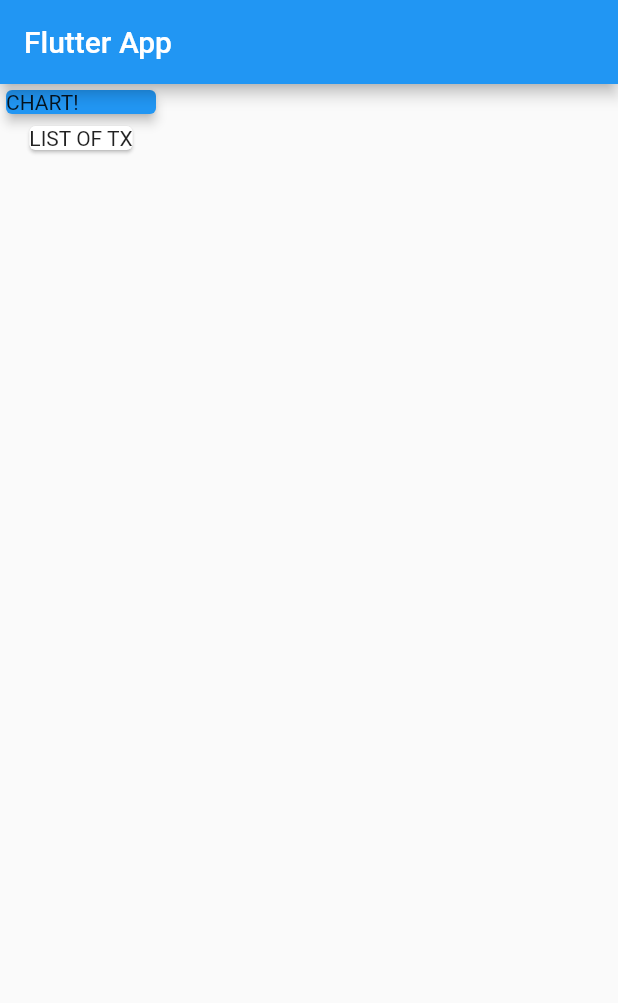
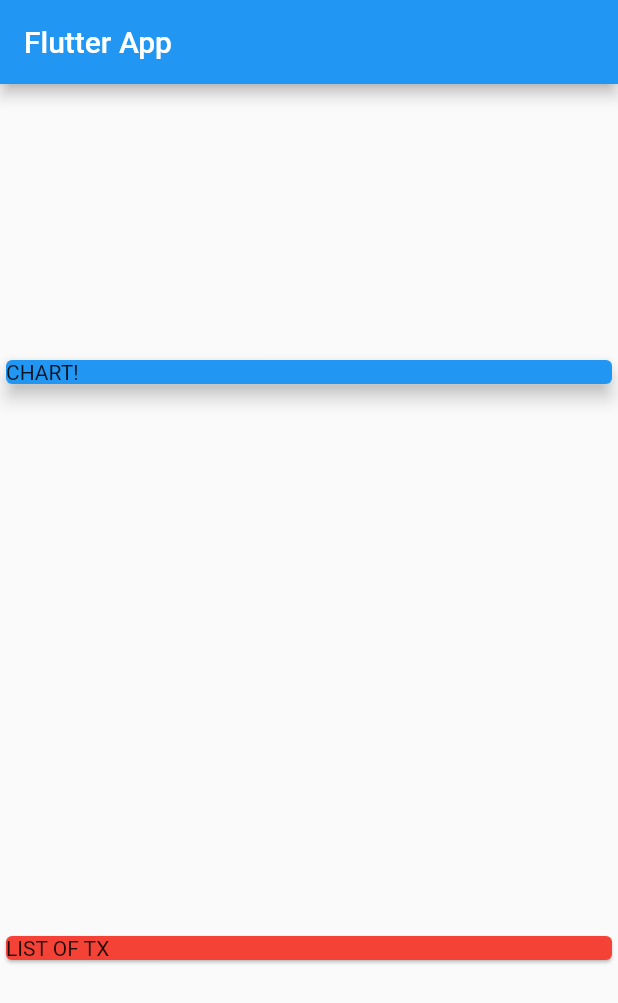
Before and after one commit to link01153113/flutter_complete_guide, a Flutter app: the screen it shows after launch, on a phone screen of 412 x 824 dp. Shown: the top 1003 px of the screen. Run offline on Flutter 3.47's test engine with Material 2 defaults, Android fonts, the phone set to English and light mode, and no system bars.

```diff
--- a/lib/main.dart
+++ b/lib/main.dart
@@ -20,16 +20,19 @@ class MyHomePage extends StatelessWidget {
         title: Text('Flutter App'),
       ),
       body: Column(
+        mainAxisAlignment: MainAxisAlignment.spaceAround,
+        crossAxisAlignment: CrossAxisAlignment.stretch,
         children: <Widget>[
-          Card(
-            color: Colors.blue,
-            child: Container(
-              width: 100,
+          Container(
+            width: double.infinity,
+            child: Card(
+              color: Colors.blue,
               child: Text('CHART!'),
+              elevation: 5,
             ),
-            elevation: 3,
           ),
           Card(
+            color: Colors.red,
             child: Text('LIST OF TX'),
           ),
         ],
```
